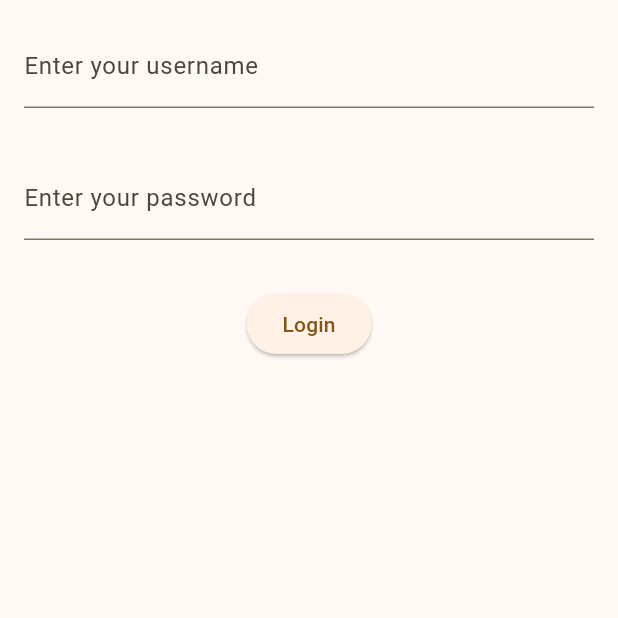
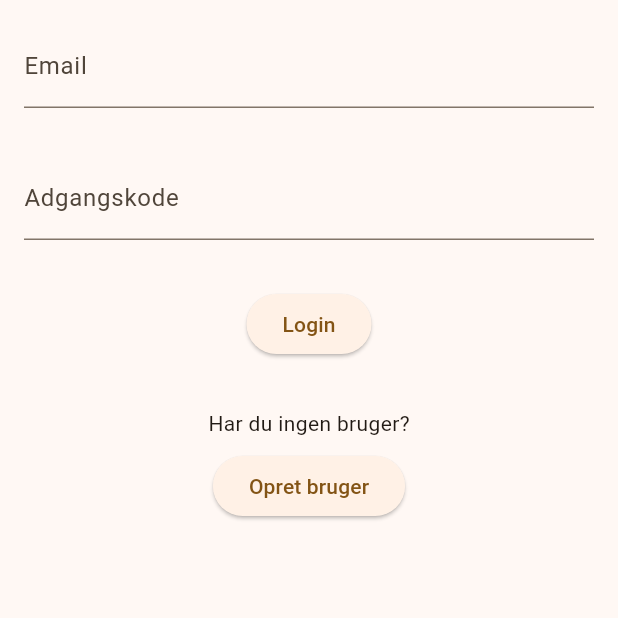
Before and after one commit to Danielsteffen99/CodeAmor, a Flutter app: the screen it shows after launch, after a tap on "Login", on a phone screen of 412 x 824 dp, the top half of it. Run offline on Flutter 3.47's test engine with Material 3 defaults, Android fonts, the phone set to English and light mode, and no system bars; our stand-ins replace firebase_auth, firebase_core; accounts and stored records are empty; network calls fail.

Commit message:
Added create user page and logout button on home page

```diff
--- a/lib/views/login.dart
+++ b/lib/views/login.dart
@@ -1,7 +1,7 @@
+import 'package:codeamor/main.dart';
+import 'package:codeamor/views/create_user.dart';
 import 'package:flutter/material.dart';
 import 'package:firebase_auth/firebase_auth.dart';
-
-import '../main.dart';
 
 class Login extends StatefulWidget {
   const Login({super.key});
@@ -30,9 +30,14 @@ class _LoginState extends State<Login> {
 
   void attemptLogin(String email, String password) async {
     try {
-      final credential = await FirebaseAuth.instance.signInWithEmailAndPassword(
+      await FirebaseAuth.instance.signInWithEmailAndPassword(
           email: email,
           password: password
+      );
+      Navigator.of(context).push(
+        MaterialPageRoute(
+          builder: (context) => const MyHomePage(title: "CodeAmor"),
+        ),
       );
     } on FirebaseAuthException catch (e) {
       if (e.code == 'user-not-found' || e.code == 'invalid-credential' || e.code == 'wrong-password') {
@@ -45,6 +50,14 @@ class _LoginState extends State<Login> {
         print(e);
       }
     }
+  }
+
+  void goToCreateUser() {
+    Navigator.of(context).push(
+      MaterialPageRoute(
+        builder: (context) => const CreateUser(),
+      ),
+    );
   }
 
   @override
@@ -61,7 +74,7 @@ class _LoginState extends State<Login> {
                   controller: emailController,
                   decoration: const InputDecoration(
                     border: UnderlineInputBorder(),
-                    labelText: 'Enter your username',
+                    labelText: 'Email',
                   ),
                 ),
               ),
@@ -72,19 +85,42 @@ class _LoginState extends State<Login> {
                   obscureText: true,
                   decoration: const InputDecoration(
                     border: UnderlineInputBorder(),
-                    labelText: 'Enter your password',
+                    labelText: 'Adgangskode',
                   ),
                 ),
               ),
               Center(
-                  child: Padding(padding: const EdgeInsets.symmetric(horizontal: 16, vertical: 16),
+                child: Padding(padding: const EdgeInsets.symmetric(horizontal: 16, vertical: 16),
                     child: ElevatedButton(
-                        onPressed: () => {
-                          attemptLogin(emailController.text, passwordController.text)
-                        },
-                        child: const Text('Login')),
-                  )
-              )
+                      onPressed: () => {
+                        attemptLogin(emailController.text, passwordController.text)
+                      },
+                      child: const Text('Login')),
+                ),
+              ),
+              Center(
+                child: Padding(
+                  padding: const EdgeInsets.symmetric(horizontal: 16, vertical: 16),
+                  child: Column(
+                    children: [
+                      const Text.rich(
+                        TextSpan(
+                          text: "Har du ingen bruger?"
+                        ),
+                      ),
+                      Padding(
+                        padding: const EdgeInsets.symmetric(horizontal: 8, vertical: 8),
+                        child: ElevatedButton(
+                          onPressed: () => {
+                            goToCreateUser()
+                          },
+                          child: const Text('Opret bruger')
+                        ),
+                      ),
+                    ],
+                  ),
+                ),
+              ),
             ],
           )
         ),
```
Also changed, not shown: lib/main.dart (+21 -2 lines), lib/views/create_user.dart (added, +123 -0 lines).
